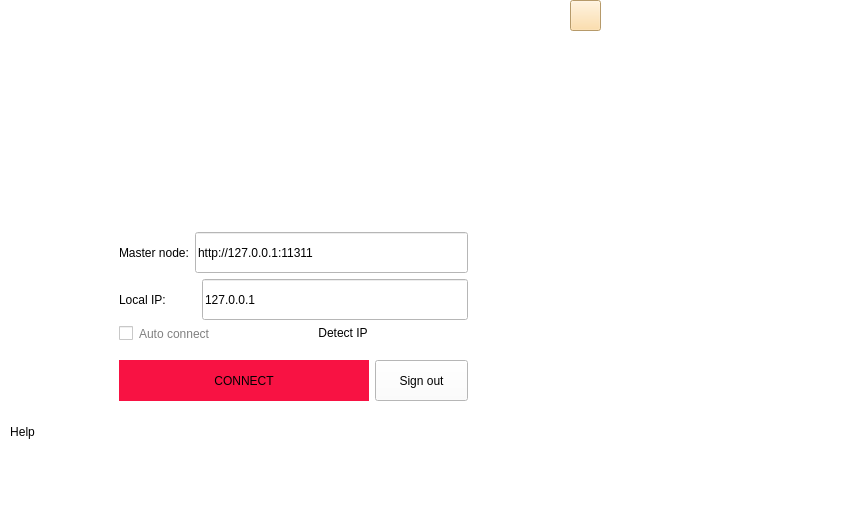
Old version of the form junbot_gui/ui/loginwidget.ui in the repository lacie-life/junbot_core.
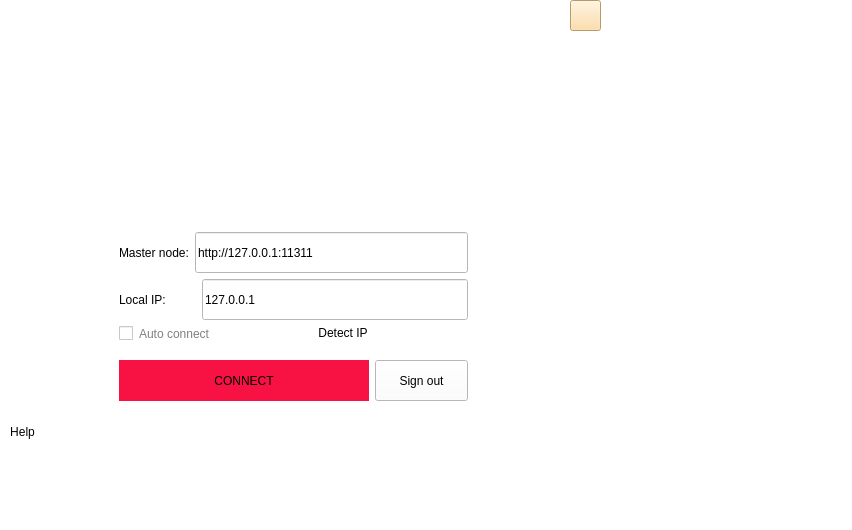
New version of the form. The open tabs and pages were chosen to show the change. Icons and pictures are not drawn.

Commit message: [UPDATE] update Login Interface

```diff
--- a/junbot_gui/ui/loginwidget.ui
+++ b/junbot_gui/ui/loginwidget.ui
@@ -7,7 +7,7 @@
     <x>0</x>
     <y>0</y>
     <width>852</width>
-    <height>529</height>
+    <height>530</height>
    </rect>
   </property>
   <property name="windowTitle">
```
Left out of the diff: 2 changed lines with no effect on the pictures. The commit also changes 1 other file.
